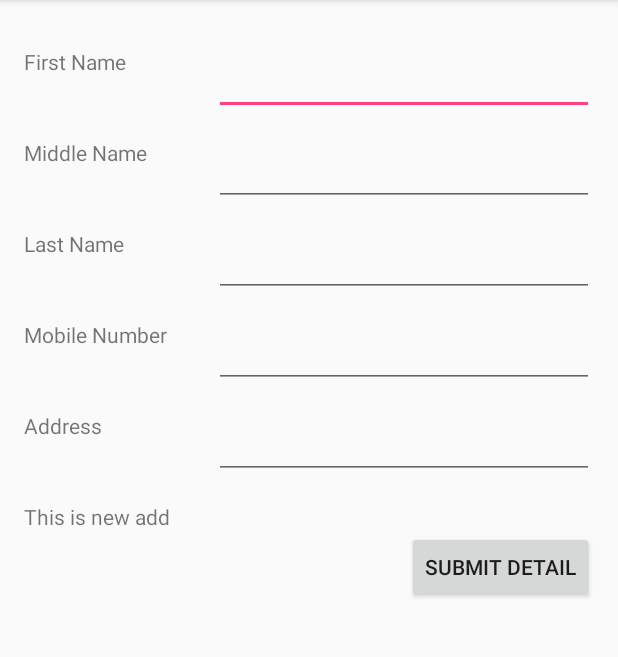
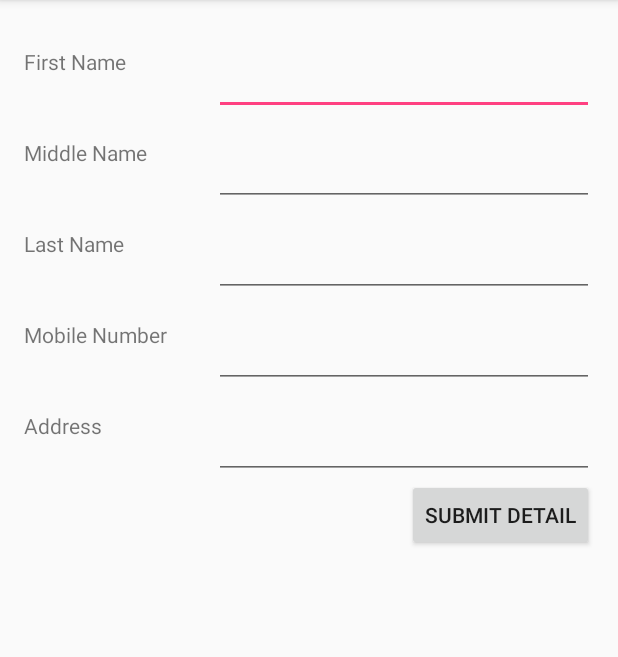
Before and after one commit to mohitlivetech2016/MyFirstApp, an Android app: the screen it shows after launch (MainActivity), on a phone screen of 412 x 824 dp, the part 84-741 px from its top. Run offline under Robolectric (Android 15) with nearby library versions, the phone set to English and light mode, and no system bars.

Commit message:
10/26/2016  --> 11:37

```diff
--- a/app/src/main/res/layout/activity_main.xml
+++ b/app/src/main/res/layout/activity_main.xml
@@ -117,20 +117,7 @@
 
     </LinearLayout>
 
-    <LinearLayout
-        android:layout_marginTop="15sp"
-        android:layout_width="match_parent"
-        android:layout_height="wrap_content">
-        <TextView
-            android:text="This is new add"
-            android:layout_width="match_parent"
-            android:layout_height="match_parent"
-            android:layout_weight="2"
-            />
 
-
-
-    </LinearLayout>
 
 
     <Button
```
